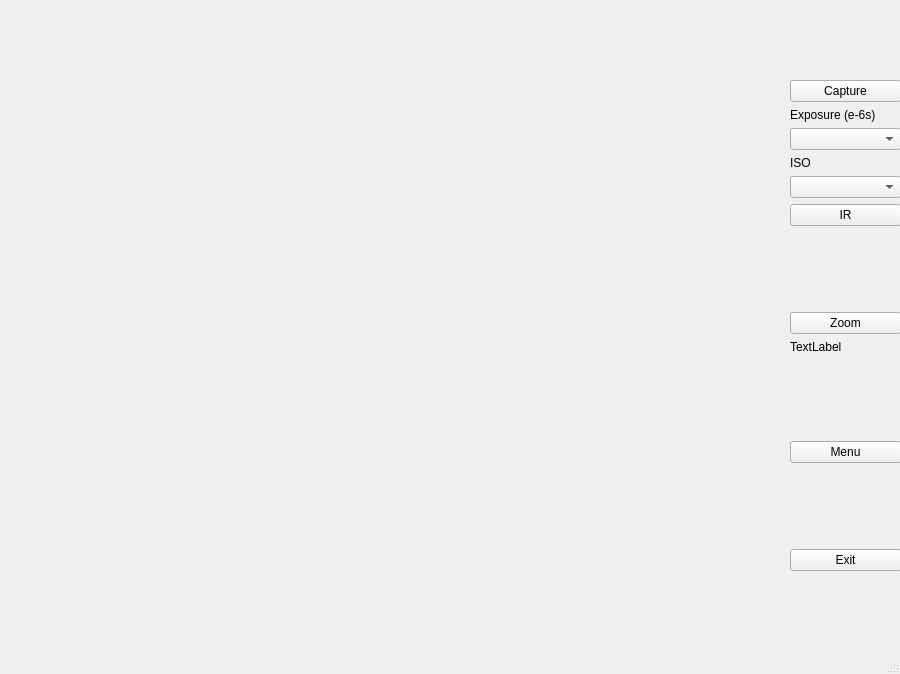
Old version of the form Viewfinder_mod.ui in the repository Naderschah/64MP_DSLR_controller.
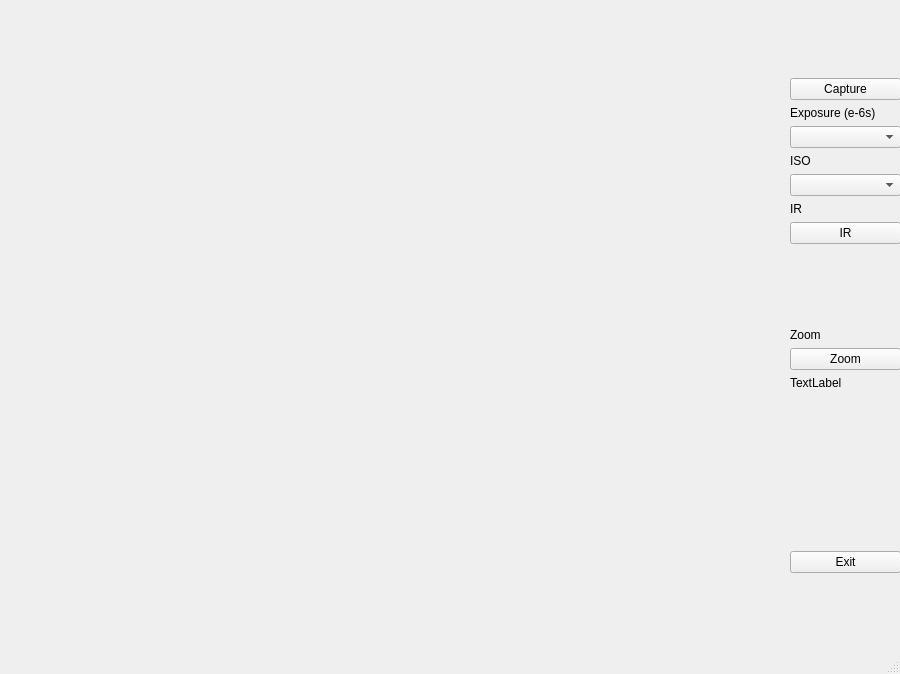
New version of the form.

```diff
--- a/Viewfinder_mod.ui
+++ b/Viewfinder_mod.ui
@@ -84,6 +84,13 @@
      <item>
       <layout class="QVBoxLayout" name="verticalLayout"/>
      </item>
+     <item>
+      <widget class="QLabel" name="label">
+       <property name="text">
+        <string>IR</string>
+       </property>
+      </widget>
+     </item>
      <item>
       <widget class="QPushButton" name="IR_button">
        <property name="text">
@@ -104,6 +111,13 @@
        </property>
       </spacer>
      </item>
+     <item>
+      <widget class="QLabel" name="label_2">
+       <property name="text">
+        <string>Zoom</string>
+       </property>
+      </widget>
+     </item>
      <item>
       <widget class="QPushButton" name="Zoom_button">
        <property name="text">
@@ -131,13 +145,6 @@
        </property>
       </spacer>
      </item>
-     <item>
-      <widget class="QPushButton" name="Menu_Button">
-       <property name="text">
-        <string>Menu</string>
-       </property>
-      </widget>
-     </item>
      <item>
       <spacer name="verticalSpacer_3">
        <property name="orientation">
```
